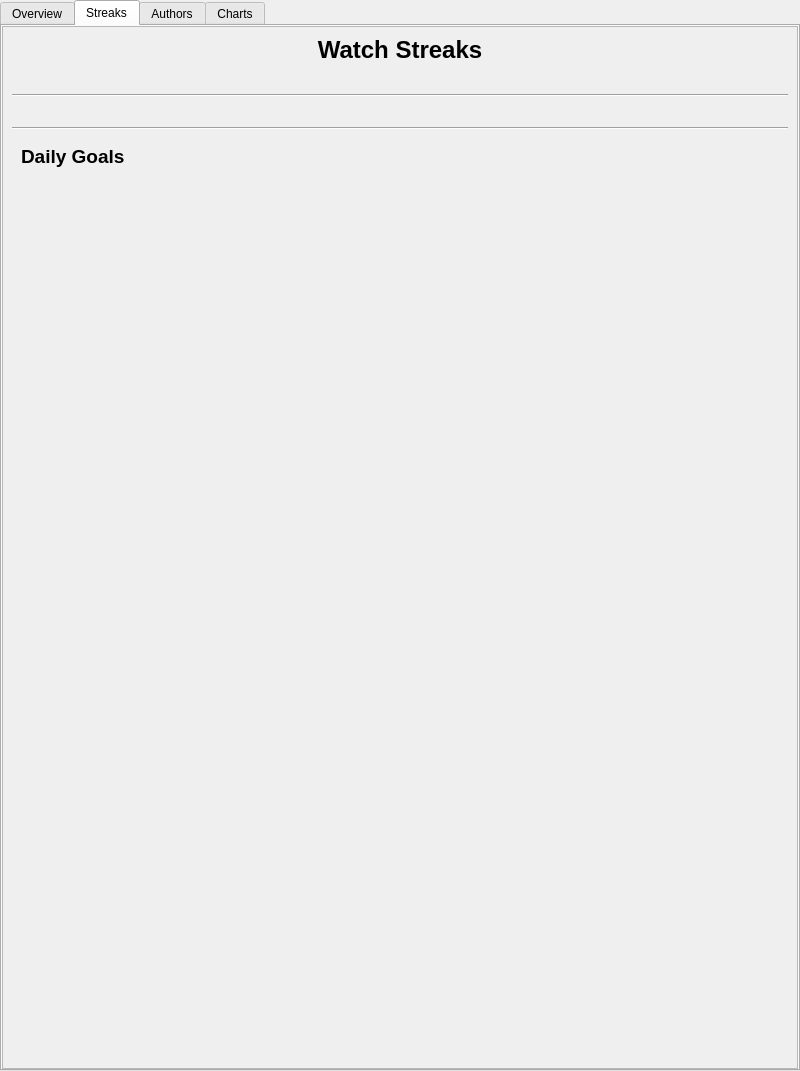
Qt form MediaManager/src/QtClasses/UI/Form Files/StatsDialog.ui (PaunescuAndrei/MediaManager) before a commit.
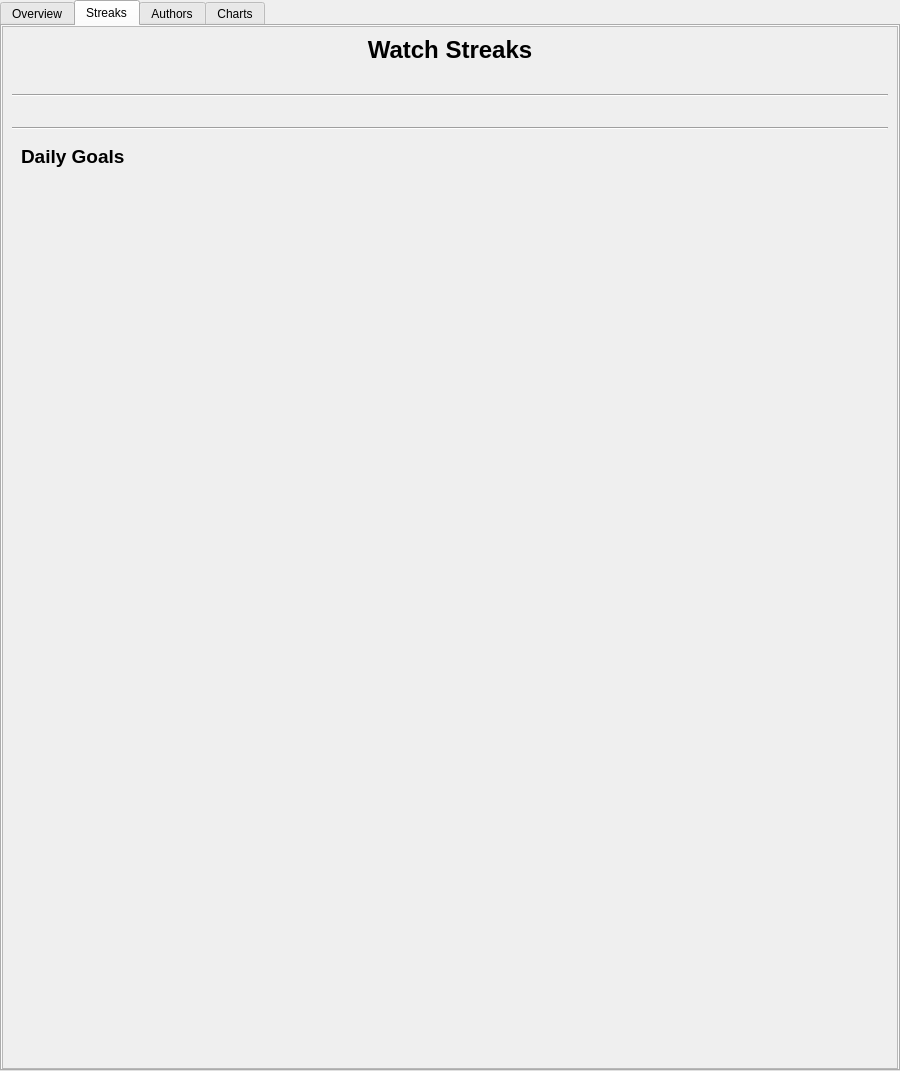
The same form after that commit. The open tabs and pages were chosen to show the change.

Commit message: fix: adjust dimensions and improve date formatting in StatsDialog

Patch:
```diff
--- a/MediaManager/src/QtClasses/UI/Form Files/StatsDialog.ui
+++ b/MediaManager/src/QtClasses/UI/Form Files/StatsDialog.ui
@@ -6,7 +6,7 @@
    <rect>
     <x>0</x>
     <y>0</y>
-    <width>800</width>
+    <width>900</width>
     <height>1071</height>
    </rect>
   </property>
@@ -226,8 +226,8 @@
            <rect>
             <x>0</x>
             <y>0</y>
-            <width>794</width>
-            <height>800</height>
+            <width>894</width>
+            <height>1039</height>
            </rect>
           </property>
           <layout class="QVBoxLayout" name="streaksMainLayout">
```
Left out of the diff: 20 changed lines with no effect on the pictures. The commit also changes 1 other file.
